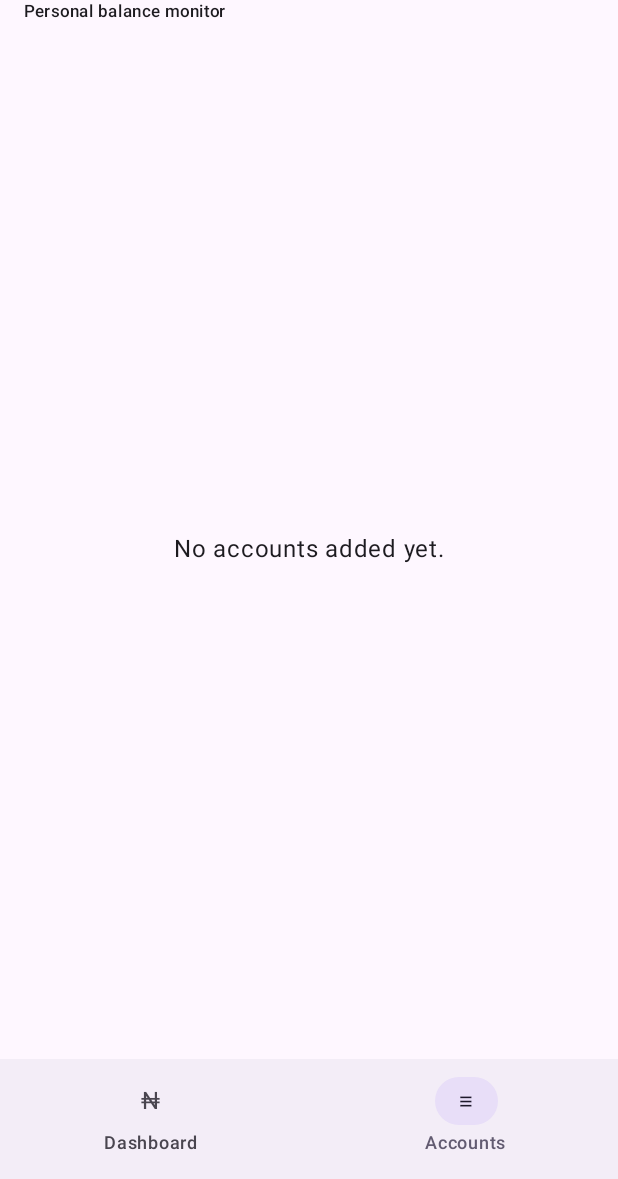
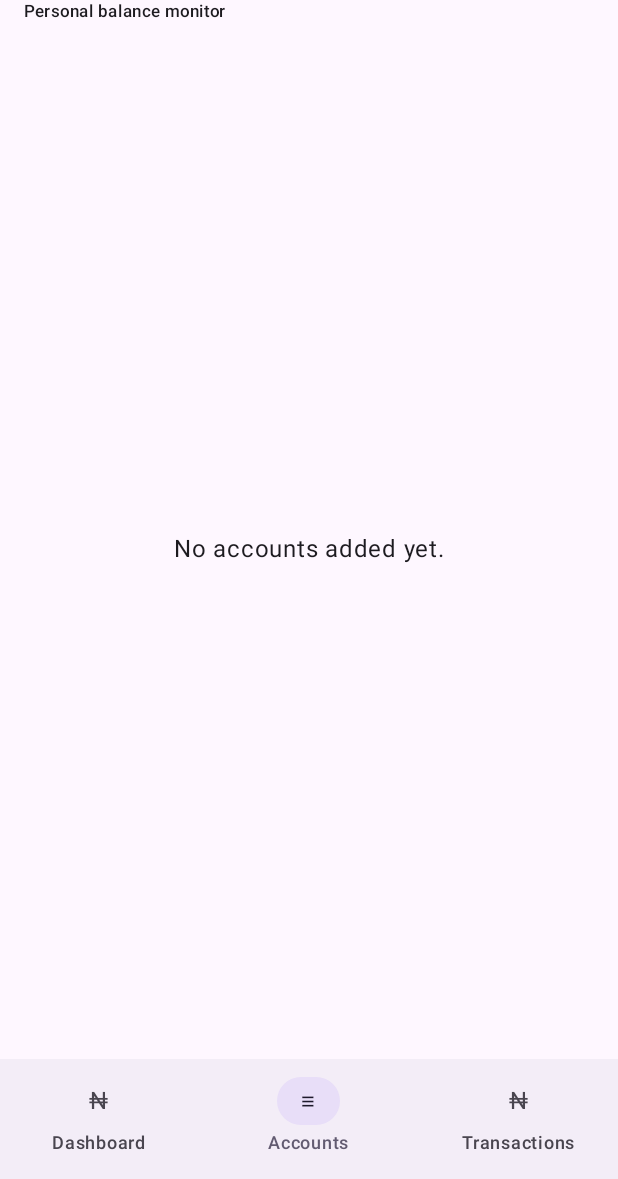
Before and after one commit to ukchike/Bankbalance, an Android app built with Jetpack Compose: the screen it shows after launch (MainActivity), item 2 of the bottom bar chosen, on a phone screen of 412 x 824 dp, the part 57-1236 px from its top. Run offline under Robolectric (Android 15) with nearby library versions, the phone set to English and light mode, and no system bars; our stand-ins replace Room's generated code.

Commit message:
Connect transaction history and review dashboard to app navigation

```diff
--- a/app/src/main/java/com/bankscope/MainActivity.kt
+++ b/app/src/main/java/com/bankscope/MainActivity.kt
@@ -26,14 +26,15 @@ import kotlinx.coroutines.launch
 class MainActivity : ComponentActivity() {
     override fun onCreate(savedInstanceState: Bundle?) {
         super.onCreate(savedInstanceState)
-        val repository = BankAccountRepository(BankBalanceDatabase.getInstance(this).bankAccountDao())
-        setContent { BankBalanceApp(repository) }
+        val dao = BankBalanceDatabase.getInstance(this).bankAccountDao()
+        val repository = BankAccountRepository(dao)
+        setContent { BankBalanceApp(repository, dao) }
     }
 }
 
 @OptIn(ExperimentalMaterial3Api::class)
 @Composable
-private fun BankBalanceApp(repository: BankAccountRepository) {
+private fun BankBalanceApp(repository: BankAccountRepository, dao: com.bankscope.data.BankAccountDao) {
     var selectedTab by remember { mutableIntStateOf(0) }
     var showAddDialog by remember { mutableStateOf(false) }
     val context = LocalContext.current
@@ -78,18 +79,14 @@ private fun BankBalanceApp(repository: BankAccountRepository) {
                         icon = { Text("≡") },
                         label = { Text("Accounts") }
                     )
+                    NavigationBarItem(selected = selectedTab == 2, onClick = { selectedTab = 2 }, icon = { Text("₦") }, label = { Text("Transactions") })
                 }
             }
         ) { padding ->
-            if (selectedTab == 0) {
-                DashboardScreen(visibleAccounts, totals, Modifier.padding(padding))
-            } else {
-                AccountsScreen(
-                    accounts = accounts,
-                    onIncludeChange = { id, value -> scope.launch { repository.setIncluded(id, value) } },
-                    onHiddenChange = { id, value -> scope.launch { repository.setHidden(id, value) } },
-                    modifier = Modifier.padding(padding)
-                )
+            when (selectedTab) {
+                0 -> DashboardScreen(visibleAccounts, totals, Modifier.padding(padding))
+                1 -> AccountsScreen(accounts, { id, value -> scope.launch { repository.setIncluded(id, value) } }, { id, value -> scope.launch { repository.setHidden(id, value) } }, Modifier.padding(padding))
+                else -> TransactionHistoryScreen(dao, accounts, Modifier.padding(padding))
             }
         }
 
```
